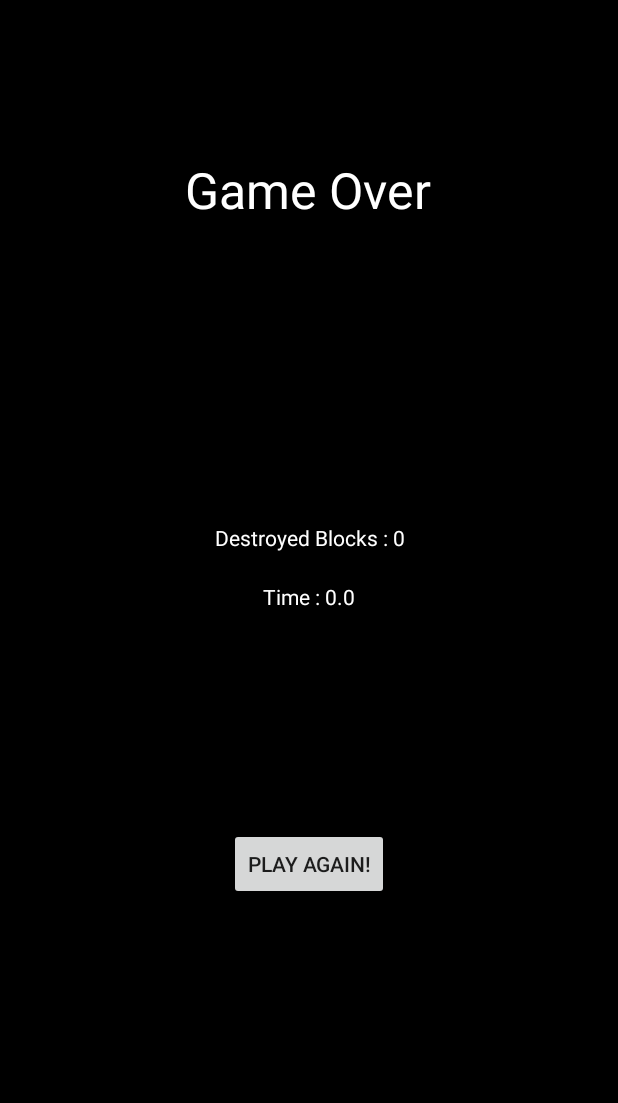
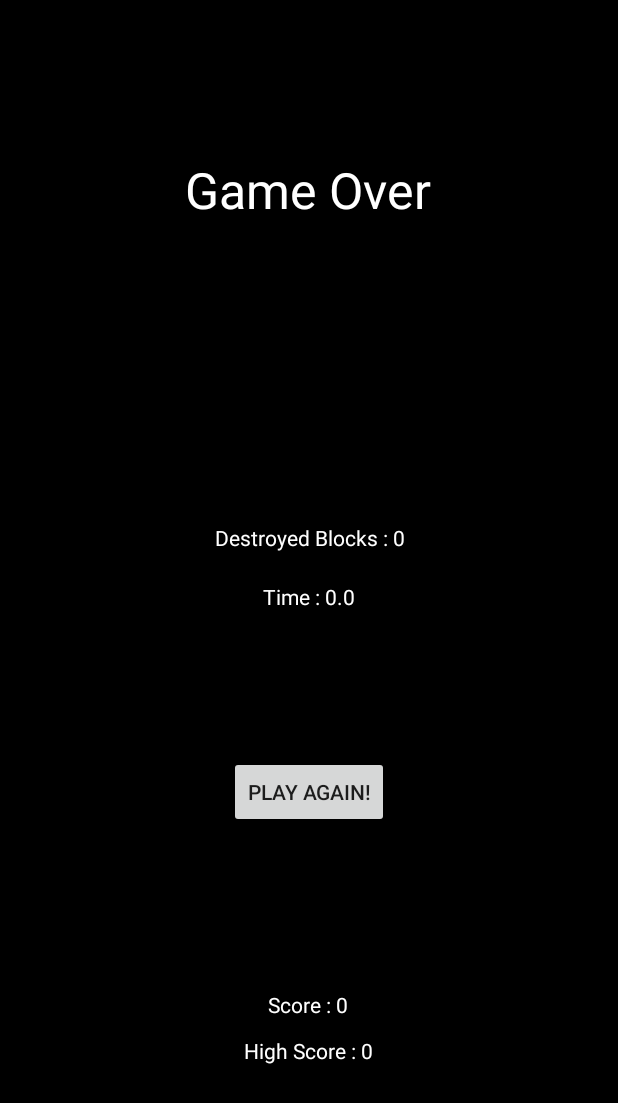
Before and after one commit to piraaa/BlockGame, an Android app: the ClearActivity screen opened directly, with no data from a screen before it, on a phone screen of 412 x 824 dp. Shown: the top 1103 px of the screen. Run offline under Robolectric (Android 15) with nearby library versions, the phone set to English and light mode, and no system bars; 4 statements that could not run were skipped.

Commit message:
update:スコアの表示とハイスコアの保存を実装した．

```diff
--- a/app/src/main/java/com/pira/blockgame/ClearActivity.java
+++ b/app/src/main/java/com/pira/blockgame/ClearActivity.java
@@ -3,10 +3,13 @@ package com.pira.blockgame;
 import androidx.appcompat.app.AppCompatActivity;
 
 import android.content.Intent;
+import android.content.SharedPreferences;
 import android.os.Bundle;
 import android.view.View;
 import android.widget.Button;
 import android.widget.TextView;
+
+import android.preference.PreferenceManager;
 
 public class ClearActivity extends AppCompatActivity {
     public static final String EXTRA_IS_CLEAR = "com.pira.blockgame.EXTRA_IS_CLEAR";
@@ -45,6 +48,23 @@ public class ClearActivity extends AppCompatActivity {
         textBlockCount.setText(getString(R.string.block_count, blockCount));
         textCleatTime.setText(getString(R.string.time, clearTime/1000, clearTime%1000));
 
+        // スコア
+        TextView textScore = (TextView)findViewById(R.id.textScore);
+        final long score = (blockCount) * clearTime;
+        textScore.setText(getString(R.string.score, score));
+
+        // ハイスコア
+        SharedPreferences sp = PreferenceManager.getDefaultSharedPreferences(this);
+        long highscore = sp.getLong("high_score", 0);
+        if(highscore < score){
+            highscore = score;
+            SharedPreferences.Editor editor = sp.edit();
+            editor.putLong("high_score", highscore);
+            editor.commit();
+        }
+        TextView textHighScore = (TextView)findViewById(R.id.textHighScore);
+        textHighScore.setText(getString(R.string.high_score, highscore));
+
         startButton.setOnClickListener(new View.OnClickListener(){
             @Override
             public void onClick(View view) {
--- a/app/src/main/res/layout/activity_clear.xml
+++ b/app/src/main/res/layout/activity_clear.xml
@@ -11,7 +11,7 @@
         android:id="@+id/startButton"
         android:layout_width="wrap_content"
         android:layout_height="wrap_content"
-        android:layout_marginBottom="224dp"
+        android:layout_marginBottom="272dp"
         android:text="PLAY AGAIN!"
         app:layout_constraintBottom_toBottomOf="parent"
         app:layout_constraintEnd_toEndOf="parent"
@@ -54,4 +54,29 @@
         app:layout_constraintStart_toStartOf="parent"
         app:layout_constraintTop_toTopOf="parent" />
 
+    <TextView
+        android:id="@+id/textScore"
+        android:layout_width="wrap_content"
+        android:layout_height="wrap_content"
+        android:layout_marginTop="108dp"
+        android:text="TextView"
+        android:textColor="#ffffff"
+        app:layout_constraintEnd_toEndOf="parent"
+        app:layout_constraintHorizontal_bias="0.498"
+        app:layout_constraintStart_toStartOf="parent"
+        app:layout_constraintTop_toBottomOf="@+id/startButton" />
+
+    <TextView
+        android:id="@+id/textHighScore"
+        android:layout_width="wrap_content"
+        android:layout_height="wrap_content"
+        android:text="TextView"
+        android:textColor="#ffffff"
+        app:layout_constraintBottom_toBottomOf="parent"
+        app:layout_constraintEnd_toEndOf="parent"
+        app:layout_constraintHorizontal_bias="0.498"
+        app:layout_constraintStart_toStartOf="parent"
+        app:layout_constraintTop_toBottomOf="@+id/textScore"
+        app:layout_constraintVertical_bias="0.088" />
+
 </androidx.constraintlayout.widget.ConstraintLayout>
--- a/app/src/main/res/values/strings.xml
+++ b/app/src/main/res/values/strings.xml
@@ -5,4 +5,6 @@
     <string name="gameover">Game Over</string>
     <string name="block_count">Destroyed Blocks : %d</string>
     <string name="time">Time : %1$d.%2$d</string>
+    <string name="score">Score : %d</string>
+    <string name="high_score">High Score : %d</string>
 </resources>
```
